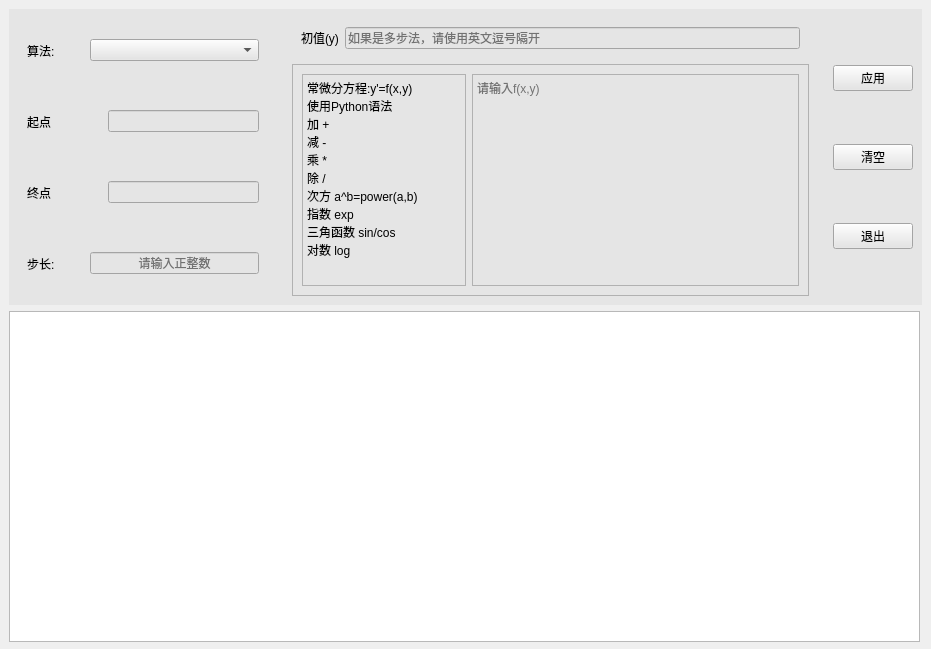
Before: the Qt Designer form main.ui in 0zero000zero0/GZU-Numerical-solutions-of-ordinary-differential-equations, drawn with Qt 5.
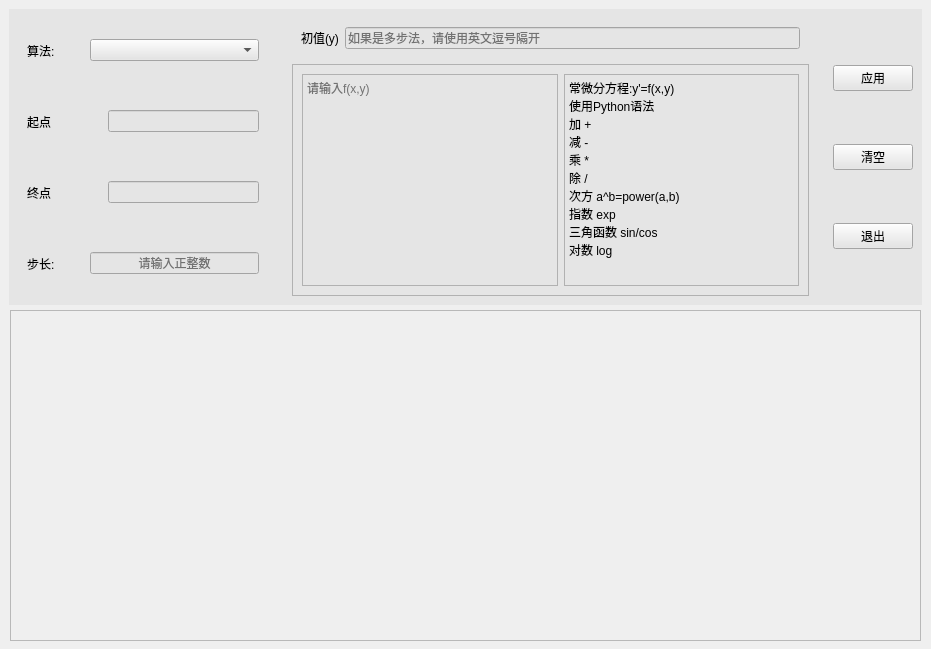
After: the same form once the commit is applied. Icons and pictures are not drawn.

What changed in the file:
```diff
--- a/main.ui
+++ b/main.ui
@@ -295,7 +295,14 @@
          <property name="frameShadow">
           <enum>QFrame::Raised</enum>
          </property>
-         <layout class="QHBoxLayout" name="horizontalLayout" stretch="1,2">
+         <layout class="QHBoxLayout" name="horizontalLayout" stretch="0,1">
+          <item>
+           <widget class="QPlainTextEdit" name="fun">
+            <property name="placeholderText">
+             <string notr="true">请输入f(x,y)</string>
+            </property>
+           </widget>
+          </item>
           <item>
            <widget class="QPlainTextEdit" name="plainTextEdit_2">
             <property name="plainText">
@@ -312,13 +319,6 @@
             </property>
            </widget>
           </item>
-          <item>
-           <widget class="QPlainTextEdit" name="fun">
-            <property name="placeholderText">
-             <string notr="true">请输入f(x,y)</string>
-            </property>
-           </widget>
-          </item>
          </layout>
         </widget>
        </item>
@@ -354,15 +354,21 @@
     </item>
    </layout>
   </widget>
-  <widget class="QGraphicsView" name="graphicsView">
+  <widget class="QFrame" name="frame_2">
    <property name="geometry">
     <rect>
-     <x>9</x>
-     <y>311</y>
+     <x>10</x>
+     <y>310</y>
      <width>911</width>
      <height>331</height>
     </rect>
    </property>
+   <property name="frameShape">
+    <enum>QFrame::StyledPanel</enum>
+   </property>
+   <property name="frameShadow">
+    <enum>QFrame::Raised</enum>
+   </property>
   </widget>
  </widget>
  <resources/>
```
